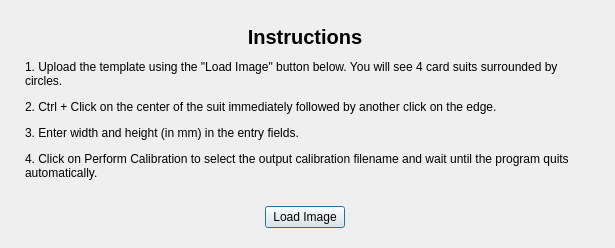
Above: dissection_photo/calibration/DialogWelcome.ui from freesurfer/freesurfer before the change. Below: the same form after it.
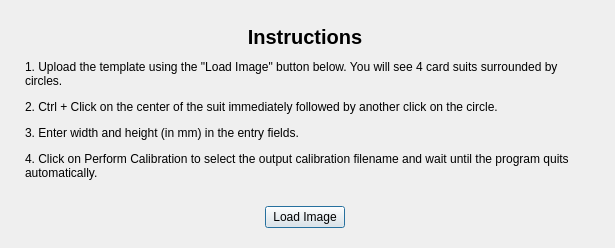
That is the form after the change.

```diff
--- a/dissection_photo/calibration/DialogWelcome.ui
+++ b/dissection_photo/calibration/DialogWelcome.ui
@@ -72,7 +72,7 @@
      </property>
      <property name="text">
       <string>&lt;p&gt;1. Upload the template using the &quot;Load Image&quot; button below. You will see 4 card suits surrounded by circles.&lt;/p&gt;
-&lt;p&gt;2. Ctrl + Click on the center of the suit immediately followed by another click on the edge.&lt;/p&gt;
+&lt;p&gt;2. Ctrl + Click on the center of the suit  immediately followed by another click on the circle.&lt;/p&gt;
 &lt;p&gt;3. Enter width and height (in mm) in the entry fields.&lt;/p&gt;
 &lt;p&gt;4. Click on Perform Calibration to select the output calibration filename and wait until the program quits automatically.&lt;/p&gt;</string>
      </property>
```
Left out of the diff: 1 changed line with no effect on the pictures.
